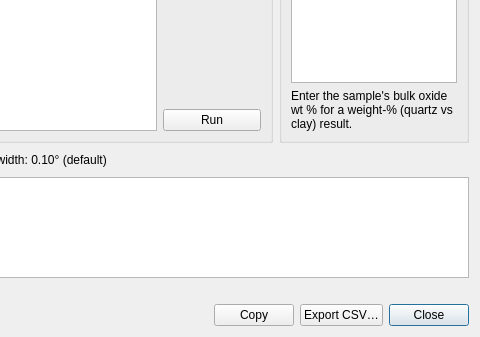
This is src/mudlab/nonclay/nonclay.ui in Parthasarathi-Ghosh/MudLab2 as Qt 5 draws it before an edit; both pictures show x 160 to 640 and y 183 to 520 of the 640 by 520 pixel window. The edited form follows.
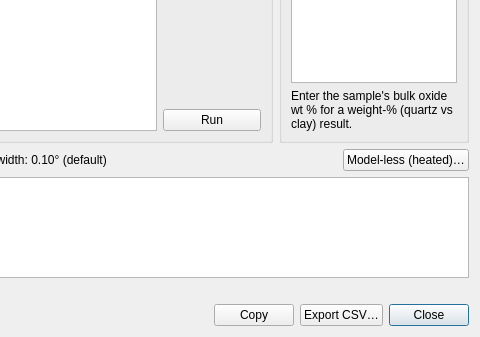
This is the edited form.

Commit message: Expose the model-less fit in the UI for loose / heated specimens

```diff
--- a/src/mudlab/nonclay/nonclay.ui
+++ b/src/mudlab/nonclay/nonclay.ui
@@ -164,6 +164,16 @@
        </property>
       </spacer>
      </item>
+     <item>
+      <widget class="QPushButton" name="btn_modelless">
+       <property name="toolTip">
+        <string>Run the model-less fit on unmodeled / heat-treated specimens that have no clay model (identification: the recovered area is a detector; the share is NOT a weight %). Hidden when the project has no loose specimens.</string>
+       </property>
+       <property name="text">
+        <string>Model-less (heated)&#8230;</string>
+       </property>
+      </widget>
+     </item>
     </layout>
    </item>
    <item>
```
The commit also changes 5 other files.
